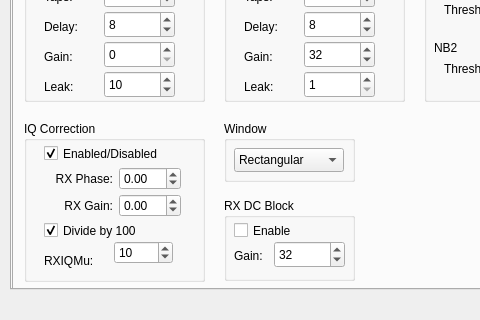
Above: trunk/src/QtRadio/Configure.ui from kd0oss/ghpsdr3-kd0oss before the change; both pictures show x 0 to 480 and y 111 to 431 of the 640 by 431 pixel window. Below: the same form after it.
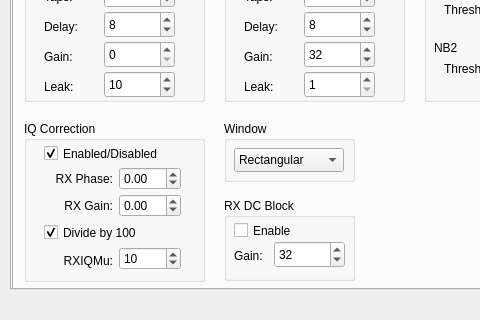
That is the form after the change. The open tabs and pages were chosen to show the change.

```diff
--- a/trunk/src/QtRadio/Configure.ui
+++ b/trunk/src/QtRadio/Configure.ui
@@ -1306,9 +1306,9 @@
        <widget class="QSpinBox" name="RxIQspinBox">
         <property name="geometry">
          <rect>
-          <x>90</x>
-          <y>120</y>
-          <width>59</width>
+          <x>95</x>
+          <y>126</y>
+          <width>62</width>
           <height>23</height>
          </rect>
         </property>
@@ -1337,12 +1337,15 @@
         <property name="text">
          <string>RXIQMu:</string>
         </property>
+        <property name="alignment">
+         <set>Qt::AlignRight|Qt::AlignTrailing|Qt::AlignVCenter</set>
+        </property>
        </widget>
        <widget class="QCheckBox" name="RxIQdivCheckBox">
         <property name="geometry">
          <rect>
           <x>20</x>
-          <y>97</y>
+          <y>99</y>
           <width>151</width>
           <height>25</height>
          </rect>
```
Left out of the diff: 2 changed lines with no effect on the pictures.
